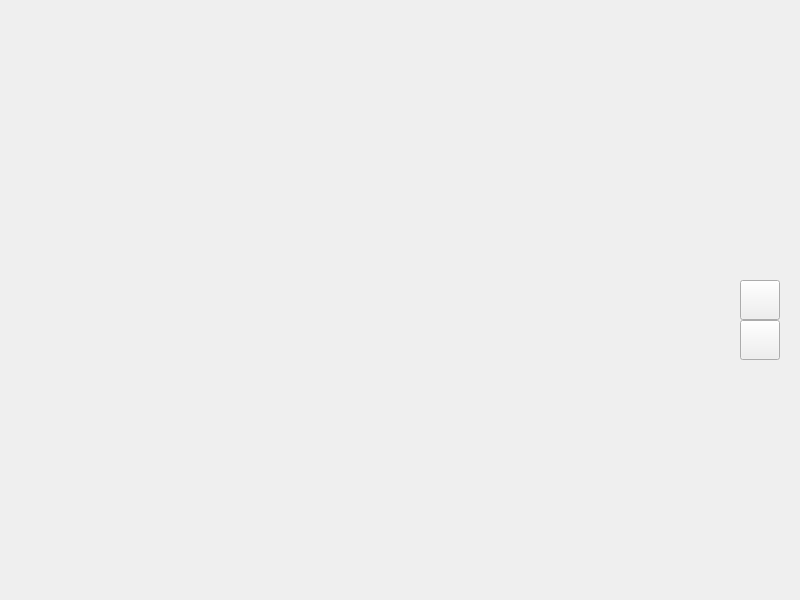
Before: the Qt Designer form src/mappage.ui in pamugk/urania, drawn with Qt 5.
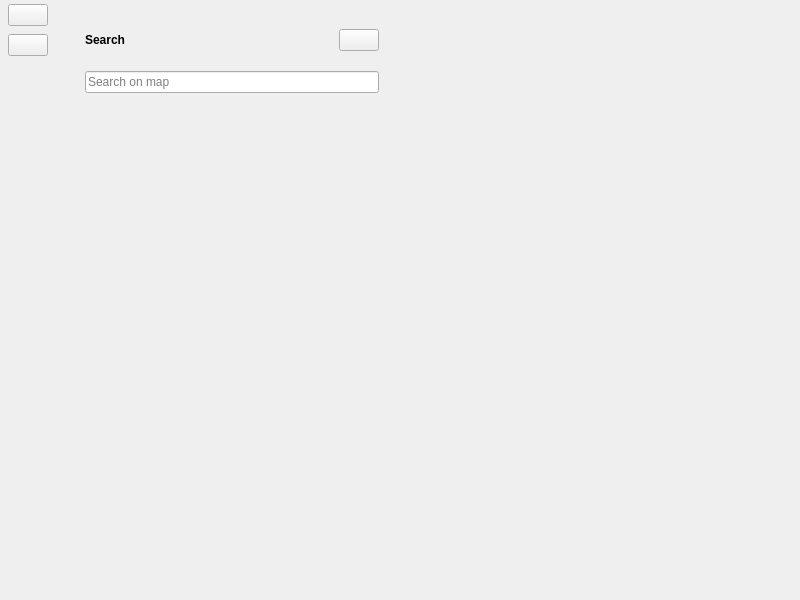
After: the same form once the commit is applied. The open tabs and pages were chosen to show the change. Icons and pictures are not drawn.

The edit to the form file:
```diff
--- a/src/mappage.ui
+++ b/src/mappage.ui
@@ -29,6 +29,218 @@
    <property name="bottomMargin">
     <number>0</number>
    </property>
+   <item>
+    <widget class="QWidget" name="navigationRail" native="true">
+     <property name="sizePolicy">
+      <sizepolicy hsizetype="Fixed" vsizetype="Preferred">
+       <horstretch>0</horstretch>
+       <verstretch>0</verstretch>
+      </sizepolicy>
+     </property>
+     <layout class="QVBoxLayout" name="navigationRailLayout">
+      <property name="spacing">
+       <number>8</number>
+      </property>
+      <property name="leftMargin">
+       <number>8</number>
+      </property>
+      <property name="topMargin">
+       <number>4</number>
+      </property>
+      <property name="rightMargin">
+       <number>8</number>
+      </property>
+      <property name="bottomMargin">
+       <number>0</number>
+      </property>
+      <item alignment="Qt::AlignmentFlag::AlignLeft">
+       <widget class="QPushButton" name="toggleInfoButton">
+        <property name="sizePolicy">
+         <sizepolicy hsizetype="Fixed" vsizetype="Fixed">
+          <horstretch>0</horstretch>
+          <verstretch>0</verstretch>
+         </sizepolicy>
+        </property>
+        <property name="toolTip">
+         <string>Expand</string>
+        </property>
+        <property name="text">
+         <string notr="true"/>
+        </property>
+        <property name="icon">
+         <iconset theme="document-properties"/>
+        </property>
+        <property name="iconSize">
+         <size>
+          <width>24</width>
+          <height>24</height>
+         </size>
+        </property>
+        <property name="checkable">
+         <bool>true</bool>
+        </property>
+       </widget>
+      </item>
+      <item>
+       <widget class="QPushButton" name="searchButton">
+        <property name="sizePolicy">
+         <sizepolicy hsizetype="Fixed" vsizetype="Fixed">
+          <horstretch>0</horstretch>
+          <verstretch>0</verstretch>
+         </sizepolicy>
+        </property>
+        <property name="toolTip">
+         <string>Search</string>
+        </property>
+        <property name="text">
+         <string notr="true"/>
+        </property>
+        <property name="icon">
+         <iconset theme="edit-find"/>
+        </property>
+        <property name="iconSize">
+         <size>
+          <width>24</width>
+          <height>24</height>
+         </size>
+        </property>
+        <property name="checkable">
+         <bool>true</bool>
+        </property>
+        <property name="checked">
+         <bool>false</bool>
+        </property>
+       </widget>
+      </item>
+      <item>
+       <spacer name="navigationRailSpacer">
+        <property name="orientation">
+         <enum>Qt::Orientation::Vertical</enum>
+        </property>
+        <property name="sizeHint" stdset="0">
+         <size>
+          <width>20</width>
+          <height>40</height>
+         </size>
+        </property>
+       </spacer>
+      </item>
+     </layout>
+    </widget>
+   </item>
+   <item>
+    <widget class="QWidget" name="infoPane" native="true">
+     <property name="sizePolicy">
+      <sizepolicy hsizetype="Fixed" vsizetype="Preferred">
+       <horstretch>0</horstretch>
+       <verstretch>0</verstretch>
+      </sizepolicy>
+     </property>
+     <property name="minimumSize">
+      <size>
+       <width>352</width>
+       <height>0</height>
+      </size>
+     </property>
+     <property name="maximumSize">
+      <size>
+       <width>352</width>
+       <height>16777215</height>
+      </size>
+     </property>
+     <layout class="QVBoxLayout" name="infoPaneLayout">
+      <item>
+       <widget class="QStackedWidget" name="infoPaneStack">
+        <widget class="QWidget" name="infoPaneResultsPage"/>
+        <widget class="QWidget" name="infoPaneSearchPage">
+         <layout class="QVBoxLayout" name="infoPaneSearchPageLayout">
+          <property name="spacing">
+           <number>0</number>
+          </property>
+          <property name="leftMargin">
+           <number>0</number>
+          </property>
+          <property name="topMargin">
+           <number>0</number>
+          </property>
+          <property name="rightMargin">
+           <number>0</number>
+          </property>
+          <property name="bottomMargin">
+           <number>0</number>
+          </property>
+          <item alignment="Qt::AlignmentFlag::AlignTop">
+           <widget class="QWidget" name="infoPaneSearchPageHeader" native="true">
+            <layout class="QGridLayout" name="infoPaneSearchPageHeaderLayout">
+             <property name="leftMargin">
+              <number>20</number>
+             </property>
+             <property name="topMargin">
+              <number>20</number>
+             </property>
+             <property name="rightMargin">
+              <number>20</number>
+             </property>
+             <property name="bottomMargin">
+              <number>20</number>
+             </property>
+             <property name="horizontalSpacing">
+              <number>0</number>
+             </property>
+             <property name="verticalSpacing">
+              <number>20</number>
+             </property>
+             <item row="0" column="1">
+              <widget class="QPushButton" name="infoPaneSearchPageCloseButton">
+               <property name="sizePolicy">
+                <sizepolicy hsizetype="Fixed" vsizetype="Fixed">
+                 <horstretch>0</horstretch>
+                 <verstretch>0</verstretch>
+                </sizepolicy>
+               </property>
+               <property name="text">
+                <string notr="true"/>
+               </property>
+               <property name="icon">
+                <iconset theme="edit-clear"/>
+               </property>
+               <property name="iconSize">
+                <size>
+                 <width>12</width>
+                 <height>12</height>
+                </size>
+               </property>
+              </widget>
+             </item>
+             <item row="0" column="0">
+              <widget class="QLabel" name="infoPaneSearchPageTitle">
+               <property name="font">
+                <font>
+                 <bold>true</bold>
+                </font>
+               </property>
+               <property name="text">
+                <string>Search</string>
+               </property>
+              </widget>
+             </item>
+             <item row="1" column="0" colspan="2">
+              <widget class="QLineEdit" name="searchLineEdit">
+               <property name="placeholderText">
+                <string>Search on map</string>
+               </property>
+              </widget>
+             </item>
+            </layout>
+           </widget>
+          </item>
+         </layout>
+        </widget>
+       </widget>
+      </item>
+     </layout>
+    </widget>
+   </item>
    <item>
     <widget class="QWidget" name="mapContainerWidget" native="true">
      <widget class="QWidget" name="mapControlsWidget" native="true">
```
